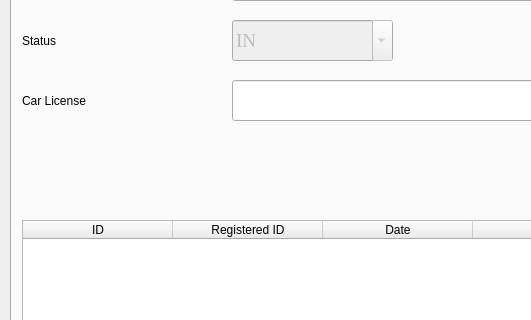
Above: Table.ui from vince0119/Project-Deskstop before the change; both pictures show x 0 to 531 and y 136 to 456 of the 935 by 755 pixel window. Below: the same form after it.
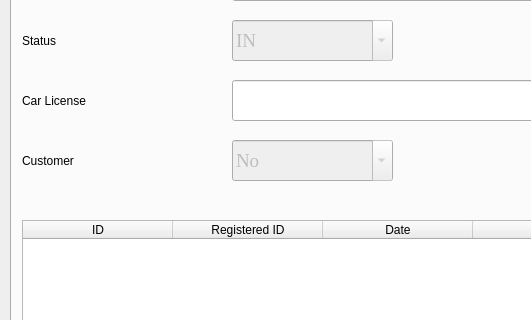
That is the form after the change. The open tabs and pages were chosen to show the change.

The edit to the form file:
```diff
--- a/Table.ui
+++ b/Table.ui
@@ -205,6 +205,54 @@
        <bool>true</bool>
       </property>
      </widget>
+     <widget class="QLabel" name="lblCarLogType_2">
+      <property name="geometry">
+       <rect>
+        <x>10</x>
+        <y>240</y>
+        <width>201</width>
+        <height>41</height>
+       </rect>
+      </property>
+      <property name="text">
+       <string>Customer</string>
+      </property>
+     </widget>
+     <widget class="QComboBox" name="cbCarLogCustomer">
+      <property name="enabled">
+       <bool>false</bool>
+      </property>
+      <property name="geometry">
+       <rect>
+        <x>220</x>
+        <y>240</y>
+        <width>161</width>
+        <height>41</height>
+       </rect>
+      </property>
+      <property name="font">
+       <font>
+        <family>Times New Roman</family>
+        <pointsize>14</pointsize>
+       </font>
+      </property>
+      <property name="editable">
+       <bool>true</bool>
+      </property>
+      <property name="currentText">
+       <string>No</string>
+      </property>
+      <item>
+       <property name="text">
+        <string>No</string>
+       </property>
+      </item>
+      <item>
+       <property name="text">
+        <string>Yes</string>
+       </property>
+      </item>
+     </widget>
     </widget>
     <widget class="QWidget" name="wgCard">
      <attribute name="title">
```
Left out of the diff: 83 changed lines with no effect on the pictures.
